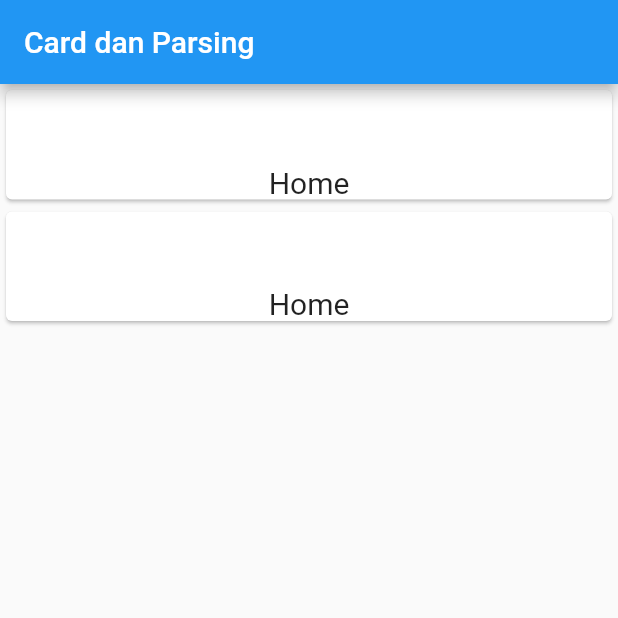
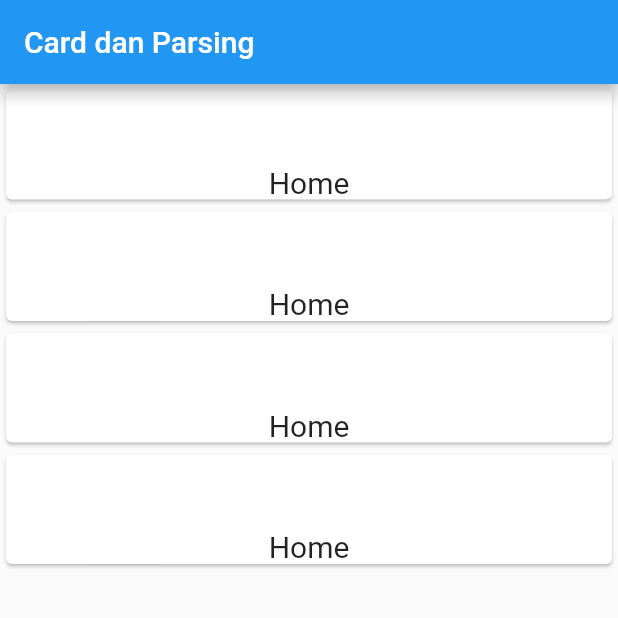
Before and after one commit to aricangcimen/lat_flutter, a Flutter app: the Halsatu screen opened directly, on a phone screen of 412 x 824 dp, the top half of it. Run offline on Flutter 3.47's test engine with Material 2 defaults, Android fonts, the phone set to English and light mode, and no system bars.

Commit message:
tambah 4 item

```diff
--- a/lib/main4.dart
+++ b/lib/main4.dart
@@ -36,7 +36,28 @@ class Halsatu extends StatelessWidget {
           ],
         )
 
+                ),
+
+           new Card(
+        child:new Column(
+          children: <Widget>[
+        new Icon(Icons.call_missed , size : 50.0 ,  color : Colors.white , ),
+        new Text("Home",style: new TextStyle(fontSize: 20.0),)
+          ],
+        )
+
+                ) ,
+
+            new Card(
+        child:new Column(
+          children: <Widget>[
+        new Icon(Icons.call_missed , size : 50.0 ,  color : Colors.white , ),
+        new Text("Home",style: new TextStyle(fontSize: 20.0),)
+          ],
+        )
+
                 )
+
             ],
 
 
```
